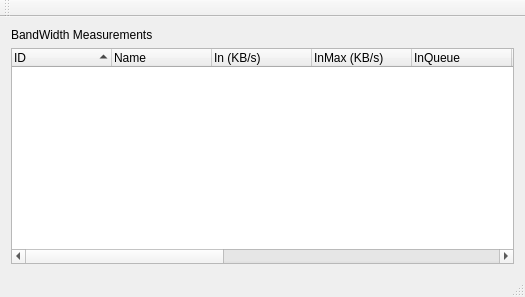
This is retroshare-gui/src/gui/bwctrl/BwCtrlWindow.ui in RetroShare/RetroShare as Qt 5 draws it before an edit. The edited form follows.
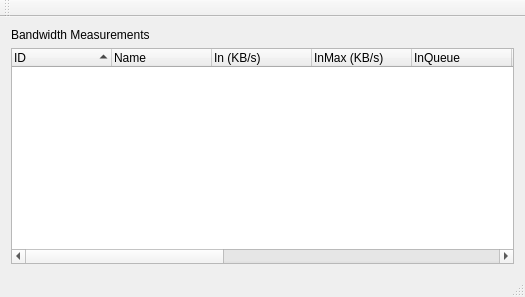
This is the edited form. Icons and pictures are not drawn.

```diff
--- a/retroshare-gui/src/gui/bwctrl/BwCtrlWindow.ui
+++ b/retroshare-gui/src/gui/bwctrl/BwCtrlWindow.ui
@@ -25,7 +25,7 @@
     <item>
      <widget class="QLabel" name="bwSummaryLabel">
       <property name="text">
-       <string>BandWidth Measurements</string>
+       <string>Bandwidth Measurements</string>
       </property>
      </widget>
     </item>
```
Left out of the diff: 2 changed lines with no effect on the pictures.
